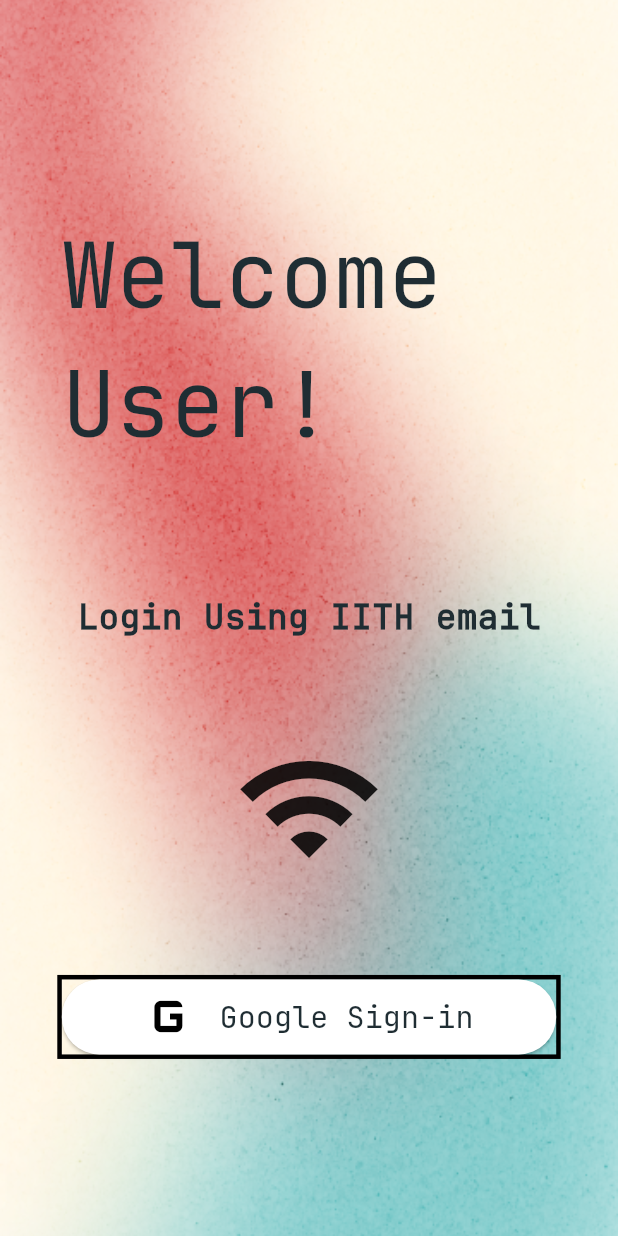
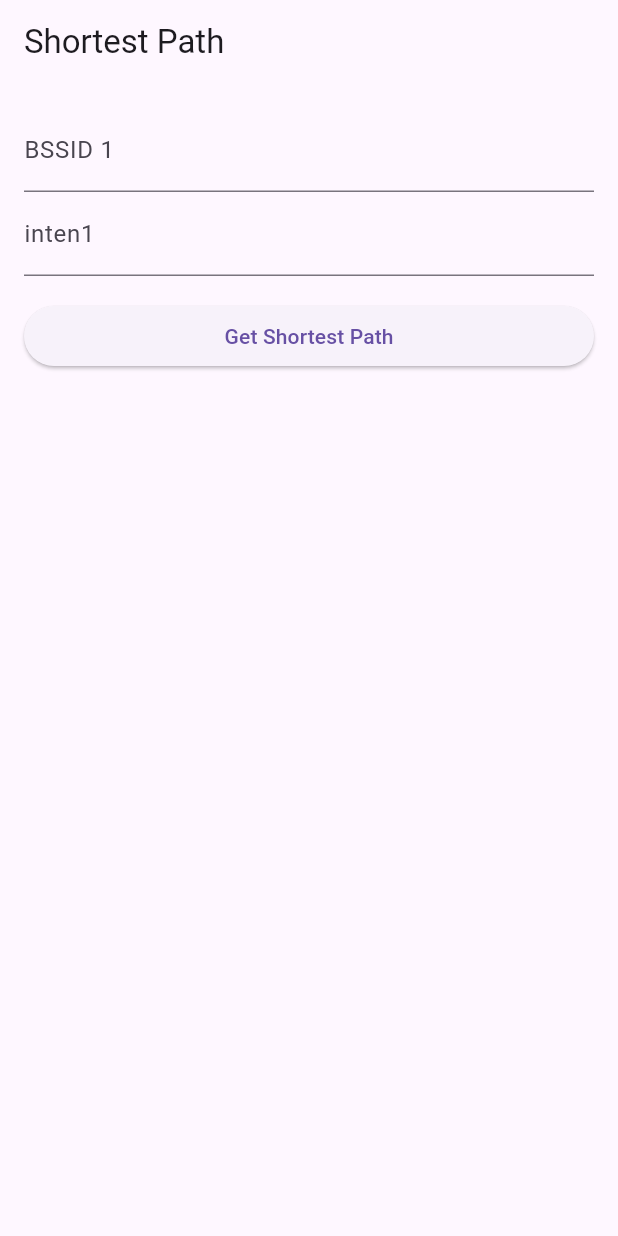
Before and after one commit to WiFi-Geo-Map/WiFiGeoMap-FlutterApp, a Flutter app: the screen it shows after launch, on a phone screen of 412 x 824 dp. Run offline on Flutter 3.47's test engine with Material 3 defaults, Android fonts, the phone set to English and light mode, and no system bars; our stand-ins replace cloud_firestore, firebase_auth, firebase_core, get, google_sign_in, permission_handler; missing offline and left inert: network_info_plus, wifi_scan; accounts and stored records are empty; generated files the repository leaves out were written again.

Commit message:
added path-page

```diff
--- /dev/null
+++ b/lib/Screens/path_page.dart
@@ -0,0 +1,93 @@
+import 'package:flutter/material.dart';
+import 'provider/googel_signin.dart';
+import 'firebase_options.dart';
+
+class ShortestPathPage extends StatefulWidget {
+  @override
+  _ShortestPathPageState createState() => _ShortestPathPageState();
+}
+
+class _ShortestPathPageState extends State<ShortestPathPage> {
+  final _bs1Controller = TextEditingController();
+  final _bs2Controller = TextEditingController();
+  final _bs3Controller = TextEditingController();
+  final _inten1Controller = TextEditingController();
+  // final _inten2Controller = TextEditingController();
+  // final _inten3Controller = TextEditingController();
+  final _destController = TextEditingController();
+
+  List<String> _shortestPath = [];
+
+  Future<void> _processInput() async {
+    final bs1 = _bs1Controller.text;
+    final bs2 = _bs2Controller.text;
+    final bs3 = _bs3Controller.text;
+    final inten1 = int.parse(_inten1Controller.text);
+    // final inten2 = int.parse(_inten2Controller.text);
+    // final inten3 = int.parse(_inten3Controller.text);
+    final dest = _destController.text;
+
+    try {
+      // Fetch data from Firebase Firestore
+      final snapshot = await FirebaseFirestore.instance.collection('regions').doc('$bs1-$inten1').get();
+      print(snapshot.data());
+      if (snapshot.exists) {
+        final data = snapshot.data()!;
+        // Assuming your Firestore document structure matches the expected JSON format
+        setState(() {
+          _shortestPath = List<String>.from(data['shortest_path']);
+        });
+      } else {
+        // Handle document not found
+      }
+    } catch (e) {
+      // Handle errors
+      print(e.toString());
+    }
+  }
+
+  @override
+  Widget build(BuildContext context) {
+    return Scaffold(
+      appBar: AppBar(
+        title: Text('Shortest Path'),
+      ),
+      body: Padding(
+        padding: const EdgeInsets.all(16.0),
+        child: Column(
+          crossAxisAlignment: CrossAxisAlignment.stretch,
+          children: [
+            TextField(
+              controller: _bs1Controller,
+              decoration: InputDecoration(
+                labelText: 'BSSID 1',
+              ),
+            ),
+            TextField(
+              controller: _inten1Controller,
+              decoration: InputDecoration(
+                labelText: 'inten1',
+              ),
+            ),
+            // Other text fields...
+            SizedBox(height: 16.0),
+            ElevatedButton(
+              onPressed: _processInput,
+              child: Text('Get Shortest Path'),
+            ),
+            SizedBox(height: 16.0),
+            if (_shortestPath.isNotEmpty)
+              Column(
+                crossAxisAlignment: CrossAxisAlignment.start,
+                children: [
+                  Text('Shortest Path:'),
+                  SizedBox(height: 8.0),
+                  ..._shortestPath.map((step) => Text('- $step')).toList(),
+                ],
+              ),
+          ],
+        ),
+      ),
+    );
+  }
+}
--- a/lib/main.dart
+++ b/lib/main.dart
@@ -1,5 +1,6 @@
 import 'package:firebase_core/firebase_core.dart';
 import 'package:flutter/material.dart';
+import 'package:wifi_geo_map/Screens/path_page.dart';
 import 'package:wifi_geo_map/provider/controller.dart';
 import 'provider/googel_signin.dart';
 import 'firebase_options.dart';
@@ -9,7 +10,7 @@ import 'package:get/get.dart';
 Future<void> main() async {
   WidgetsFlutterBinding.ensureInitialized();
   await Firebase.initializeApp(options: DefaultFirebaseOptions.currentPlatform);
-  runApp(const WiFiGeoMap());
+  runApp(WiFiGeoMap());
 }
 
 class WiFiGeoMap extends StatelessWidget {
@@ -24,7 +25,8 @@ class WiFiGeoMap extends StatelessWidget {
       theme: ThemeData(
         primarySwatch:Colors.blueGrey,
       ),
-      home: const ControllerPage(),
+      // home: const ControllerPage(),
+      home: ShortestPathPage(),
     ),
   );
 }
```
